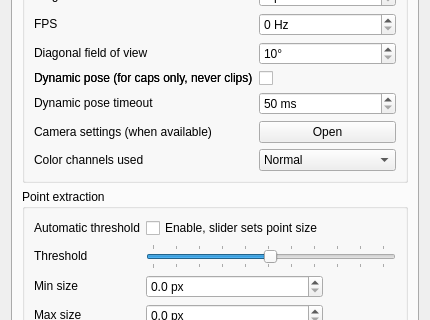
Old version of the form tracker-pt/FTNoIR_PT_Controls.ui in the repository opentrack/opentrack; both pictures show x 0 to 430 and y 148 to 468 of the 430 by 620 pixel window.
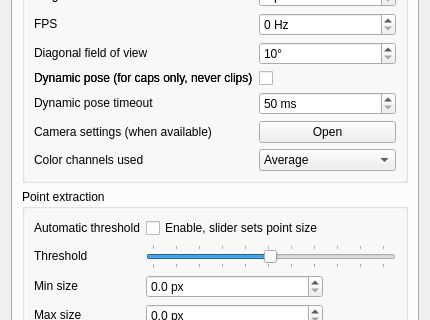
New version of the form. Icons and pictures are not drawn.

The edit to the form file:
```diff
--- a/tracker-pt/FTNoIR_PT_Controls.ui
+++ b/tracker-pt/FTNoIR_PT_Controls.ui
@@ -423,7 +423,12 @@
             </property>
             <item>
              <property name="text">
-              <string>Normal</string>
+              <string>Average</string>
+             </property>
+            </item>
+            <item>
+             <property name="text">
+              <string>Natural</string>
              </property>
             </item>
             <item>
```
